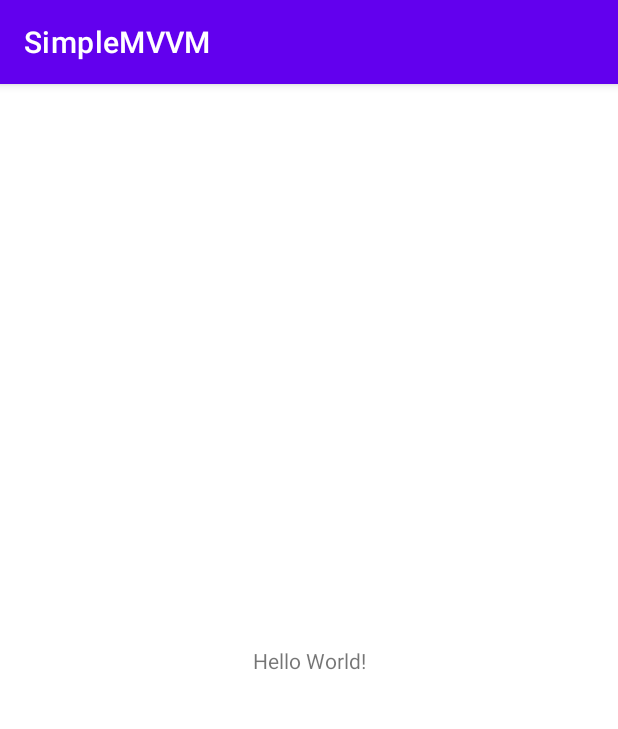
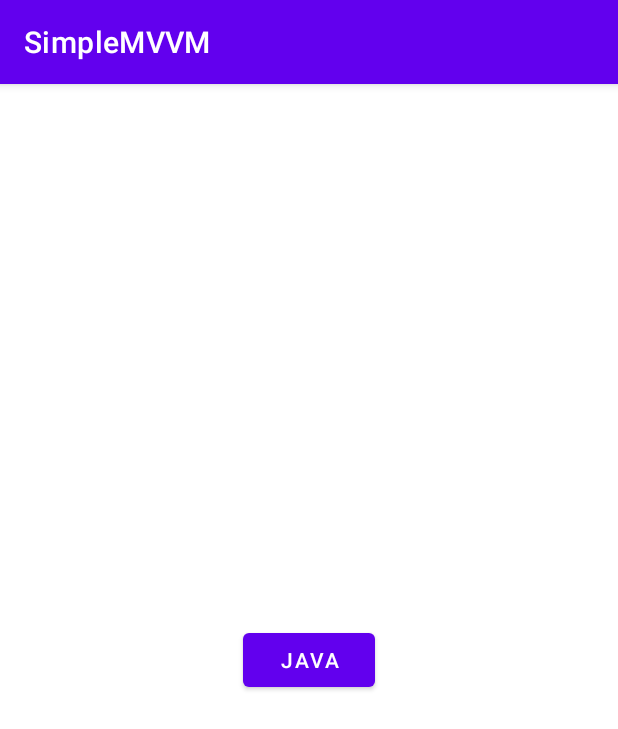
Before and after one commit to Otakenne/SimpleMVVM, an Android app: the screen it shows after launch (MainActivity), on a phone screen of 412 x 824 dp. Shown: the top 729 px of the screen. Run offline under Robolectric (Android 15) with nearby library versions, the phone set to English and light mode, and no system bars; our stand-ins replace data binding.

Commit message:
Created HolidayViewModel

```diff
--- a/app/src/main/AndroidManifest.xml
+++ b/app/src/main/AndroidManifest.xml
@@ -3,6 +3,7 @@
     package="com.celerii.simplemvvm">
 
     <uses-permission android:name="android.permission.ACCESS_NETWORK_STATE" />
+
     <application
         android:allowBackup="true"
         android:icon="@mipmap/ic_launcher"
@@ -10,6 +11,7 @@
         android:roundIcon="@mipmap/ic_launcher_round"
         android:supportsRtl="true"
         android:theme="@style/Theme.SimpleMVVM">
+        <activity android:name=".Activities.HolidayActivity"></activity>
         <activity android:name=".Activities.MainActivity">
             <intent-filter>
                 <action android:name="android.intent.action.MAIN" />
--- a/app/src/main/res/layout/activity_main.xml
+++ b/app/src/main/res/layout/activity_main.xml
@@ -1,18 +1,22 @@
 <?xml version="1.0" encoding="utf-8"?>
-<androidx.constraintlayout.widget.ConstraintLayout xmlns:android="http://schemas.android.com/apk/res/android"
+<layout xmlns:android="http://schemas.android.com/apk/res/android"
     xmlns:app="http://schemas.android.com/apk/res-auto"
-    xmlns:tools="http://schemas.android.com/tools"
+    xmlns:tools="http://schemas.android.com/tools">
+
+    <androidx.constraintlayout.widget.ConstraintLayout
         android:layout_width="match_parent"
         android:layout_height="match_parent"
-    tools:context=".Activities.MainActivity">
+        tools:context=".MainActivity">
 
-    <TextView
+        <Button
+            android:id="@+id/btn_java"
             android:layout_width="wrap_content"
             android:layout_height="wrap_content"
-        android:text="Hello World!"
+            android:text="Java"
             app:layout_constraintBottom_toBottomOf="parent"
-        app:layout_constraintLeft_toLeftOf="parent"
-        app:layout_constraintRight_toRightOf="parent"
+            app:layout_constraintEnd_toEndOf="parent"
+            app:layout_constraintStart_toStartOf="parent"
             app:layout_constraintTop_toTopOf="parent" />
 
     </androidx.constraintlayout.widget.ConstraintLayout>
+</layout>
```
Also changed, not shown: app/build.gradle (+7 -1 lines), app/src/main/java/com/celerii/simplemvvm/Activities/HolidayActivity.java (added, +16 -0 lines), app/src/main/java/com/celerii/simplemvvm/ViewModels/HolidayViewModel.java (added, +27 -0 lines), app/src/main/res/layout/activity_holiday.xml (added, +31 -0 lines), app/src/main/res/layout/item_holiday.xml (added, +42 -0 lines). Lines whose indentation alone changed are shown as unchanged.
